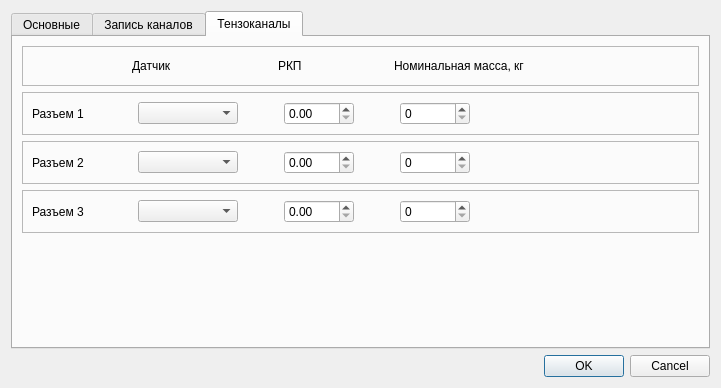
Qt form drivers/stabilan/stabilan01paramsdialog.ui (grigp/a-analyser) before a commit.
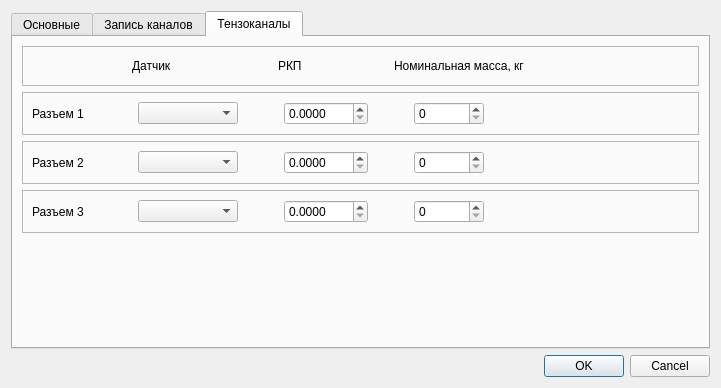
The same form after that commit.

Diff of the .ui file:
```diff
--- a/drivers/stabilan/stabilan01paramsdialog.ui
+++ b/drivers/stabilan/stabilan01paramsdialog.ui
@@ -480,6 +480,12 @@
               <height>0</height>
              </size>
             </property>
+            <property name="decimals">
+             <number>4</number>
+            </property>
+            <property name="maximum">
+             <double>9999.989999999999782</double>
+            </property>
            </widget>
           </item>
           <item>
@@ -506,6 +512,12 @@
               <height>0</height>
              </size>
             </property>
+            <property name="maximum">
+             <number>1000</number>
+            </property>
+            <property name="singleStep">
+             <number>50</number>
+            </property>
            </widget>
           </item>
           <item>
@@ -592,6 +604,12 @@
               <height>0</height>
              </size>
             </property>
+            <property name="decimals">
+             <number>4</number>
+            </property>
+            <property name="maximum">
+             <double>9999.989999999999782</double>
+            </property>
            </widget>
           </item>
           <item>
@@ -618,6 +636,12 @@
               <height>0</height>
              </size>
             </property>
+            <property name="maximum">
+             <number>1000</number>
+            </property>
+            <property name="singleStep">
+             <number>50</number>
+            </property>
            </widget>
           </item>
           <item>
@@ -704,6 +728,12 @@
               <height>0</height>
              </size>
             </property>
+            <property name="decimals">
+             <number>4</number>
+            </property>
+            <property name="maximum">
+             <double>9999.989999999999782</double>
+            </property>
            </widget>
           </item>
           <item>
@@ -730,6 +760,12 @@
               <height>0</height>
              </size>
             </property>
+            <property name="maximum">
+             <number>1000</number>
+            </property>
+            <property name="singleStep">
+             <number>50</number>
+            </property>
            </widget>
           </item>
           <item>
```
Left out of the diff: 12 changed lines with no effect on the pictures.
